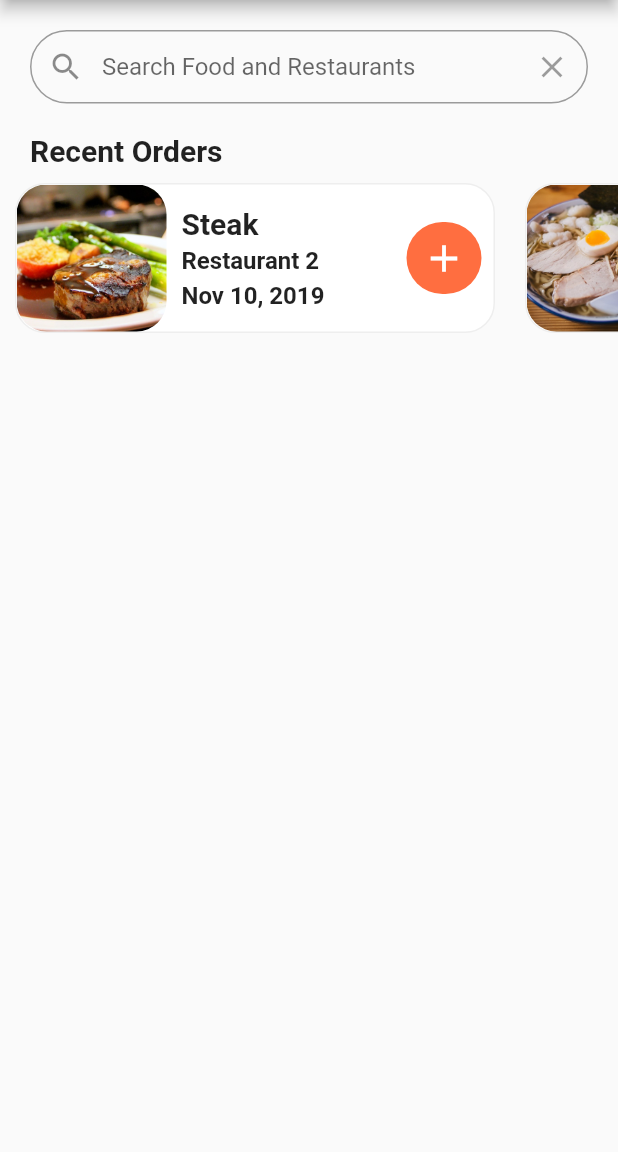
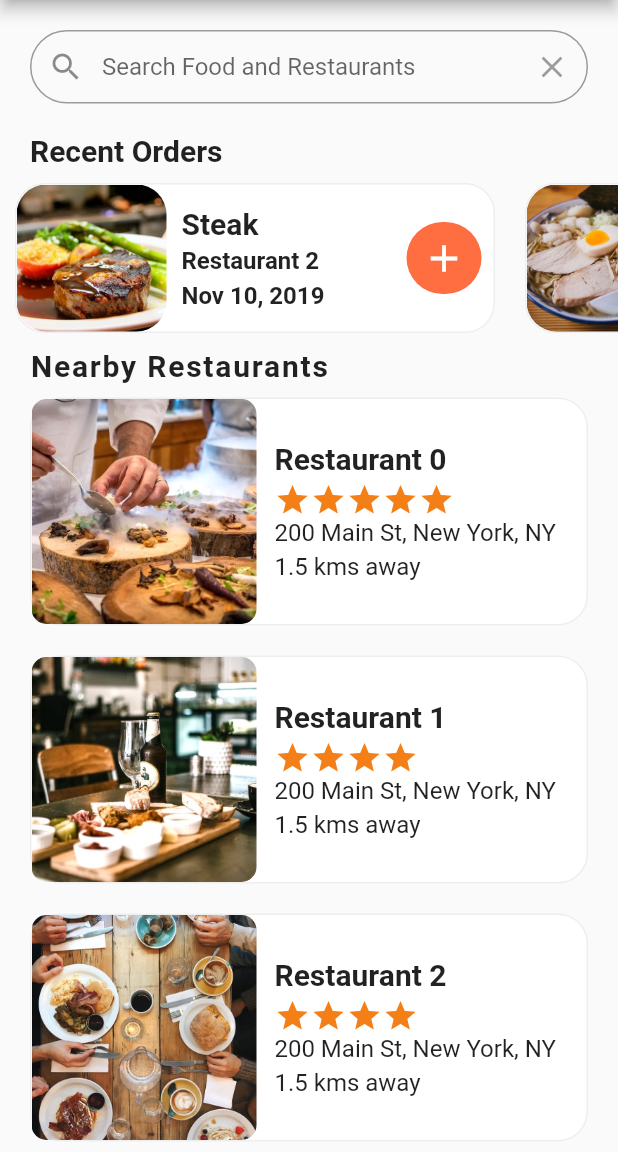
Before and after one commit to alchemistsaint/demo-food_delivery_app, a Flutter app: the screen it shows after launch, on a phone screen of 412 x 824 dp, the part 84-1236 px from its top. Run offline on Flutter 3.47's test engine with Material 2 defaults, Android fonts, the light colour scheme and no system bars.

Commit message:
Nearby Restaurants

```diff
--- a/lib/screens/home_screen.dart
+++ b/lib/screens/home_screen.dart
@@ -1,6 +1,8 @@
 import 'package:flutter/material.dart';
 import 'package:flutter/rendering.dart';
 import 'package:grocery_app/data/data.dart';
+import 'package:grocery_app/models/restaurant.dart';
+import 'package:grocery_app/widgets/rating_stars.dart';
 import 'package:grocery_app/widgets/recent_orders.dart';
 
 class HomeScreen extends StatefulWidget {
@@ -10,6 +12,66 @@ class HomeScreen extends StatefulWidget {
 
 class _HomeScreenState extends State<HomeScreen> {
   @override
+
+  Widget _buildRestaurants() {
+    List<Widget> restaurantList = [];
+    restaurants.forEach((Restaurant restaurant) {
+      restaurantList.add(
+        Container(
+          margin: EdgeInsets.symmetric(horizontal: 20, vertical: 10),
+          decoration: BoxDecoration(
+            color: Colors.white,
+            borderRadius: BorderRadius.circular(20.0),
+            border: Border.all(
+              width: 1.0,
+              color: Colors.grey[200],
+            ),
+          ),
+          child: Row(
+            children: [
+              ClipRRect(
+                borderRadius: BorderRadius.circular(10),
+                child: Image(
+                  height: 150.0,
+                  width: 150.0,
+                  fit: BoxFit.cover,
+                  image: AssetImage(restaurant.imageUrl),
+                ),
+              ),
+              Container(
+                margin: EdgeInsets.all(12),
+                child: Column(
+                  crossAxisAlignment: CrossAxisAlignment.start,
+                  children: [
+                    Text(restaurant.name,
+                        style: TextStyle(
+                            fontSize: 20.0, fontWeight: FontWeight.bold)),
+                    SizedBox(
+                      height: 4.0,
+                    ),
+                    RatingStars(restaurant.rating),
+                    Text(restaurant.address,
+                        style: TextStyle(
+                            fontSize: 16.0, fontWeight: FontWeight.normal)),
+                    SizedBox(
+                      height: 4.0,
+                    ),
+                    Text("1.5 kms away",
+                        style: TextStyle(
+                            fontSize: 16.0, fontWeight: FontWeight.normal))
+                  ],
+                ),
+              ),
+            ],
+          ),
+        ),
+      );
+    });
+    return Column(
+      children: restaurantList,
+    );
+  }
+
   Widget build(BuildContext context) {
     return Scaffold(
       appBar: AppBar(
@@ -29,7 +91,8 @@ class _HomeScreenState extends State<HomeScreen> {
           )
         ],
       ),
-      body: Column(
+      body: SingleChildScrollView(
+        child: Column(
           crossAxisAlignment: CrossAxisAlignment.start,
           children: [
             Padding(
@@ -49,8 +112,25 @@ class _HomeScreenState extends State<HomeScreen> {
                 ),
               ),
             ),
-          RecentOrders()
+            RecentOrders(),
+            Column(
+              crossAxisAlignment: CrossAxisAlignment.start,
+              children: [
+                Padding(
+                  padding: EdgeInsets.only(left: 20.0),
+                  child: Text(
+                    "Nearby Restaurants",
+                    style: TextStyle(
+                        fontSize: 20.0,
+                        fontWeight: FontWeight.w700,
+                        letterSpacing: 1.2),
+                  ),
+                ),
+                _buildRestaurants()
               ],
+            )
+          ],
+        ),
       ),
     );
   }
--- /dev/null
+++ b/lib/widgets/rating_stars.dart
@@ -0,0 +1,25 @@
+import 'package:flutter/material.dart';
+
+class RatingStars extends StatelessWidget {
+  final int rating;
+
+  RatingStars(this.rating);
+
+  @override
+  Widget build(BuildContext context) {
+    List<Widget> stars = [];
+
+    for (int x = 0; x < rating; x++) {
+      stars.add(Icon(
+        Icons.star,
+        color: Colors.yellow[900],
+      ));
+    }
+
+    return Container(
+      child: Row(
+        children: stars,
+      ),
+    );
+  }
+}
```
Lines whose indentation alone changed are shown as unchanged.
